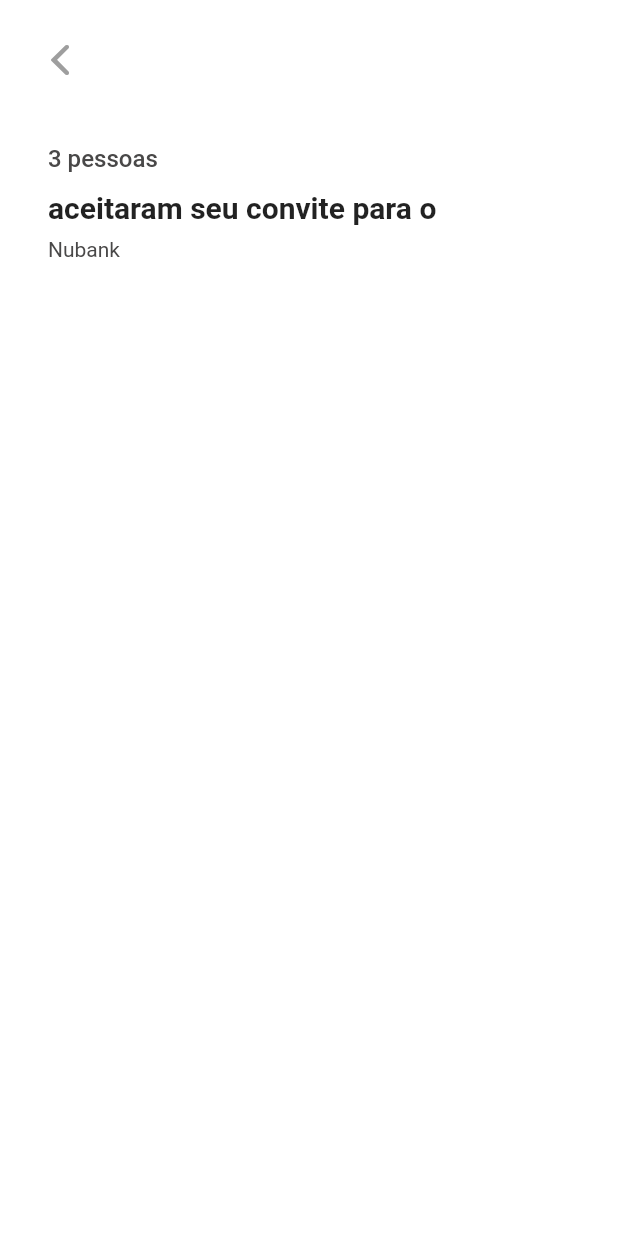
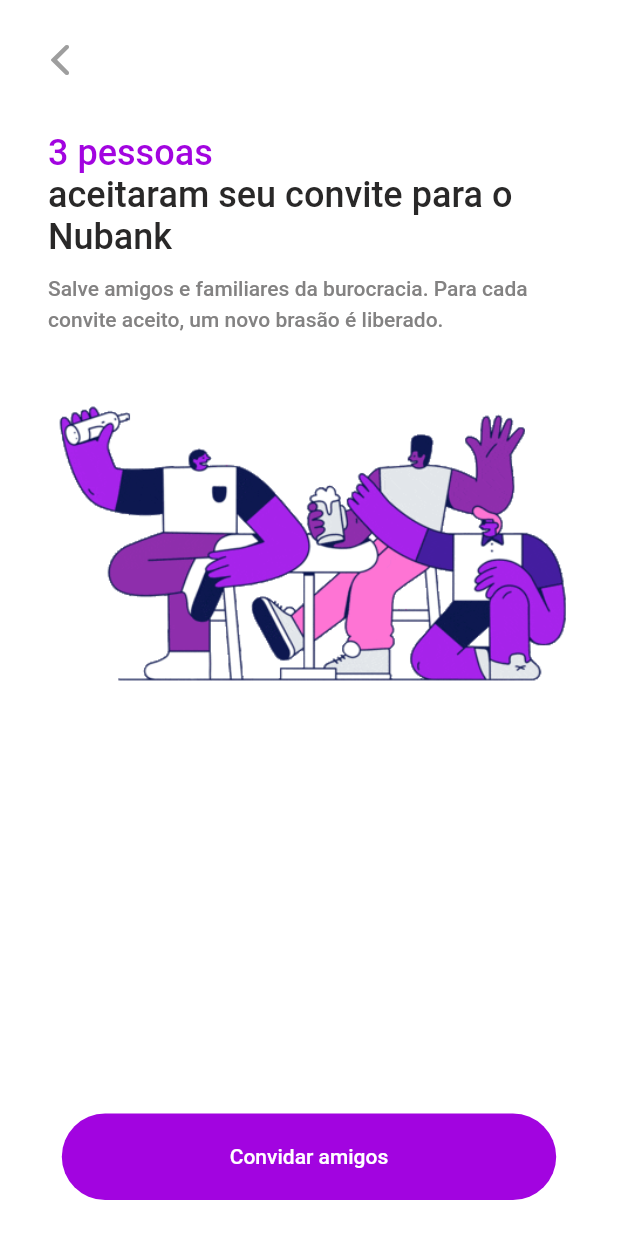
Before and after one commit to ceciliarauen/nu_app, a Flutter app: the Indication screen opened directly, on a phone screen of 412 x 824 dp. Run offline on Flutter 3.47's test engine with Material 2 defaults, Android fonts, the phone set to English and light mode, and no system bars.

Commit message:
added indication page
new assets and pages

```diff
--- a/lib/screens/Indication/body.dart
+++ b/lib/screens/Indication/body.dart
@@ -1,60 +1,75 @@
 import 'package:flutter/cupertino.dart';
 import 'package:flutter/material.dart';
+import 'package:nu_app_copy/constants/colors_palette.dart';
+import 'package:nu_app_copy/screens/Indication/invite_text_and_image.dart';
+import 'package:nu_app_copy/screens/Indication/share_with_friends.dart';
 
 class Body extends StatelessWidget {
   const Body({Key? key}) : super(key: key);
 
   @override
   Widget build(BuildContext context) {
+    Size size = MediaQuery.of(context).size;
     return Column(
-      crossAxisAlignment: CrossAxisAlignment.start,
+      crossAxisAlignment: CrossAxisAlignment.center,
       children: [
         Align(
           alignment: Alignment.topLeft,
           child: Padding(
             padding: const EdgeInsets.all(16.0),
             child: IconButton(
-              onPressed: () {},
-              icon: Icon(
+              onPressed: () {
+                Navigator.pop(context);
+              },
+              icon: const Icon(
                 CupertinoIcons.chevron_back,
                 color: Colors.grey,
                 size: 32,
               ),
+              splashColor: Colors.transparent,
+              highlightColor: Colors.transparent,
             ),
           ),
         ),
-        Padding(
-          padding: const EdgeInsets.only(left: 32.0, top: 16),
-          child: Column(
-            crossAxisAlignment: CrossAxisAlignment.start,
-            children: [
-              const Text(
-                '3 pessoas',
-                style: TextStyle(
-                  fontSize: 16,
-                  fontWeight: FontWeight.w500,
-                  color: Color.fromARGB(255, 73, 72, 72),
-                ),
-              ),
-              Padding(
-                padding: const EdgeInsets.only(top: 12, bottom: 8),
-                child: Text(
-                  'aceitaram seu convite para o',
-                  style: TextStyle(fontSize: 20, fontWeight: FontWeight.w600),
-                ),
-              ),
-              const Text(
-                'Nubank',
-                style: TextStyle(
-                  fontSize: 14,
-                  fontWeight: FontWeight.w400,
-                  color: Color.fromARGB(255, 73, 72, 72),
-                ),
-              ),
-            ],
-          ),
-        )
+        InviteTextAndImage(),
+        Spacer(),
+        InviteButton()
       ],
     );
   }
 }
+
+class InviteButton extends StatelessWidget {
+  const InviteButton({
+    Key? key,
+  }) : super(key: key);
+
+  @override
+  Widget build(BuildContext context) {
+    Size size = MediaQuery.of(context).size;
+    return Padding(
+      padding: const EdgeInsets.only(bottom: 24.0),
+      child: ElevatedButton(
+        onPressed: () {
+          Navigator.push(
+            context,
+            MaterialPageRoute(
+              builder: (context) => ShareWithFriends(),
+            ),
+          );
+        },
+        child: Text(
+          'Convidar amigos',
+        ),
+        style: ElevatedButton.styleFrom(
+          primary: ColorsPalette.kPrimaryColor,
+          fixedSize: Size(size.width * 0.8, size.height * 0.07),
+          shape: RoundedRectangleBorder(
+            borderRadius: BorderRadius.circular(50),
+          ),
+          elevation: 0,
+        ),
+      ),
+    );
+  }
+}
--- /dev/null
+++ b/lib/screens/Indication/invite_button.dart
@@ -0,0 +1,30 @@
+import 'package:flutter/material.dart';
+import 'package:nu_app_copy/constants/colors_palette.dart';
+
+class InviteButton extends StatelessWidget {
+  const InviteButton({
+    Key? key,
+  }) : super(key: key);
+
+  @override
+  Widget build(BuildContext context) {
+    Size size = MediaQuery.of(context).size;
+    return Padding(
+      padding: const EdgeInsets.only(bottom: 24.0),
+      child: ElevatedButton(
+        onPressed: () {},
+        child: Text(
+          'Convidar amigos',
+        ),
+        style: ElevatedButton.styleFrom(
+          primary: ColorsPalette.kPrimaryColor,
+          fixedSize: Size(size.width * 0.8, size.height * 0.07),
+          shape: RoundedRectangleBorder(
+            borderRadius: BorderRadius.circular(50),
+          ),
+          elevation: 0,
+        ),
+      ),
+    );
+  }
+}
--- /dev/null
+++ b/lib/screens/Indication/invite_text_and_image.dart
@@ -0,0 +1,65 @@
+import 'package:flutter/material.dart';
+import 'package:nu_app_copy/constants/colors_palette.dart';
+
+class InviteTextAndImage extends StatelessWidget {
+  const InviteTextAndImage({
+    Key? key,
+  }) : super(key: key);
+
+  @override
+  Widget build(BuildContext context) {
+    return Padding(
+      padding: const EdgeInsets.only(left: 32.0, top: 8, right: 16.0),
+      child: Column(
+        crossAxisAlignment: CrossAxisAlignment.start,
+        children: [
+          const Text(
+            '3 pessoas',
+            style: TextStyle(
+              fontSize: 24,
+              fontWeight: FontWeight.w500,
+              color: ColorsPalette.kPrimaryColor,
+            ),
+          ),
+          Text(
+            'aceitaram seu convite para o',
+            style: TextStyle(
+              fontSize: 24,
+              fontWeight: FontWeight.w500,
+              color: Color.fromARGB(255, 41, 40, 40),
+            ),
+          ),
+          const Text(
+            'Nubank',
+            style: TextStyle(
+              fontSize: 24,
+              fontWeight: FontWeight.w500,
+              color: Color.fromARGB(255, 41, 40, 40),
+            ),
+          ),
+          Padding(
+            padding: const EdgeInsets.only(top: 8, bottom: 16),
+            child: Expanded(
+              child: RichText(
+                text: TextSpan(
+                  text:
+                      'Salve amigos e familiares da burocracia. Para cada convite aceito, um novo brasão é liberado.',
+                  style: const TextStyle(
+                      fontSize: 14,
+                      fontWeight: FontWeight.w500,
+                      color: Color.fromARGB(255, 131, 130, 130),
+                      height: 1.5),
+                ),
+              ),
+            ),
+          ),
+          Image.asset(
+            'assets/images/nubank.gif',
+            fit: BoxFit.cover,
+            height: 250,
+          ),
+        ],
+      ),
+    );
+  }
+}
--- a/lib/screens/home_page/HomePage.dart
+++ b/lib/screens/home_page/HomePage.dart
@@ -11,7 +11,7 @@
   Widget build(BuildContext context) {
     return Scaffold(
       appBar: PreferredSize(
-        preferredSize: const Size.fromHeight(100.0),
+        preferredSize: const Size.fromHeight(120.0),
         child: buildAppBar(context),
       ),
       body: const Body(),
@@ -29,6 +29,8 @@
         icon: const Icon(CupertinoIcons.person),
         alignment: Alignment.bottomRight,
         iconSize: 32,
+        splashColor: Colors.transparent,
+        highlightColor: Colors.transparent,
       ),
     ),
     actions: [
@@ -52,6 +54,8 @@
             );
           },
           icon: const Icon(CupertinoIcons.person_add),
+          splashColor: Colors.transparent,
+          highlightColor: Colors.transparent,
         ),
       ),
     ],
--- a/lib/screens/home_page/components/circular_options.dart
+++ b/lib/screens/home_page/components/circular_options.dart
@@ -65,8 +65,8 @@
       child: Column(
         children: [
           Container(
-            height: size.height * 0.2,
-            width: size.width * 0.2,
+            height: size.height * 0.18,
+            width: size.width * 0.18,
             decoration: const BoxDecoration(
               shape: BoxShape.circle,
               color: ColorsPalette.kContainers,
```
Also changed, not shown: lib/main.dart (+17 -0 lines), lib/screens/Indication/Forms/email_form.dart (added, +87 -0 lines), lib/screens/Indication/share_with_friends.dart (added, +129 -0 lines), assets/images/nubank.gif (added).
